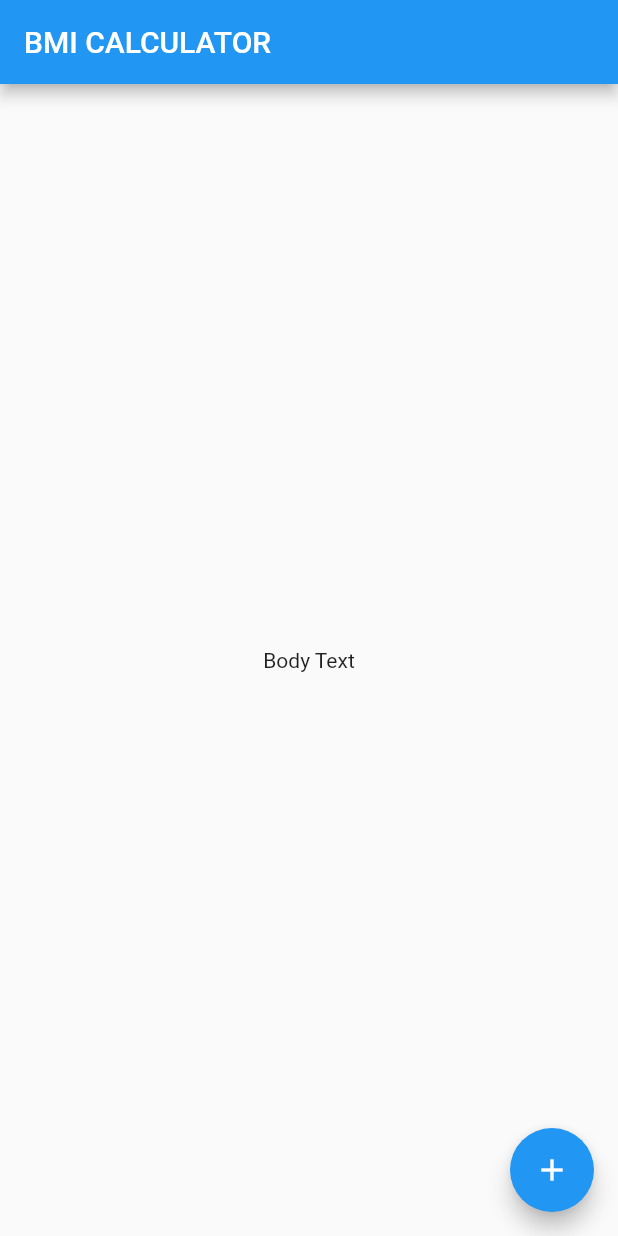
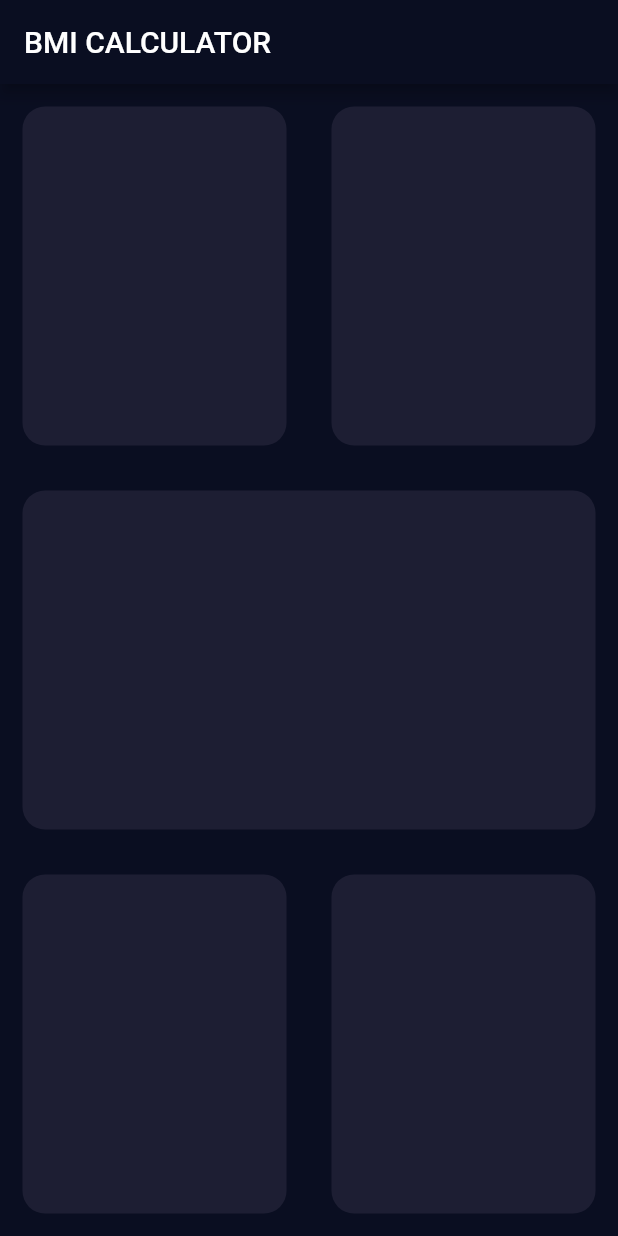
Before and after one commit to imrishuroy/BMI-Calculator-Flutter, a Flutter app: the screen it shows after launch, on a phone screen of 412 x 824 dp. Run offline on Flutter 3.47's test engine with Material 2 defaults, Android fonts, the phone set to English and light mode, and no system bars.

Commit message:
Added Initial  Layout Of The App

```diff
--- /dev/null
+++ b/lib/input_page.dart
@@ -0,0 +1,90 @@
+import 'package:flutter/material.dart';
+
+class InputPage extends StatefulWidget {
+  @override
+  _InputPageState createState() => _InputPageState();
+}
+
+class _InputPageState extends State<InputPage> {
+  /*
+  Container buildContainer() {
+    return Container(
+      margin: EdgeInsets.all(15),
+      decoration: BoxDecoration(
+        color: Color(0xFF1D1E33),
+        borderRadius: BorderRadius.circular(15),
+      ),
+    );
+  }
+    */
+
+  @override
+  Widget build(BuildContext context) {
+    return Scaffold(
+      // backgroundColor: Color(0xFF0A0E21),
+      appBar: AppBar(
+        elevation: 4,
+        title: Text('BMI CALCULATOR'),
+      ),
+      body: Column(
+        children: [
+          Expanded(
+            child: Row(
+              children: [
+                Expanded(
+                  child: ReuseableCard(
+                    colour: Color(0xFF1D1E33),
+                  ),
+                ),
+                Expanded(
+                  child: ReuseableCard(
+                    colour: Color(0xFF1D1E33),
+                  ),
+                ),
+              ],
+            ),
+          ),
+          Expanded(
+            child: ReuseableCard(
+              colour: Color(0xFF1D1E33),
+            ),
+          ),
+          Expanded(
+            child: Row(
+              children: [
+                Expanded(
+                  child: ReuseableCard(
+                    colour: Color(0xFF1D1E33),
+                  ),
+                ),
+                Expanded(
+                  child: ReuseableCard(
+                    colour: Color(0xFF1D1E33),
+                  ),
+                )
+              ],
+            ),
+          ),
+        ],
+      ),
+    );
+  }
+}
+
+class ReuseableCard extends StatelessWidget {
+  ReuseableCard({
+    @required this.colour,
+  });
+
+  final Color colour;
+  @override
+  Widget build(BuildContext context) {
+    return Container(
+      margin: EdgeInsets.all(15),
+      decoration: BoxDecoration(
+        color: colour,
+        borderRadius: BorderRadius.circular(15),
+      ),
+    );
+  }
+}
--- a/lib/main.dart
+++ b/lib/main.dart
@@ -1,4 +1,5 @@
 import 'package:flutter/material.dart';
+import './input_page.dart';
 
 void main() => runApp(BMICalculator());
 
@@ -6,29 +7,12 @@ class BMICalculator extends StatelessWidget {
   @override
   Widget build(BuildContext context) {
     return MaterialApp(
+      debugShowCheckedModeBanner: false,
+      theme: ThemeData.dark().copyWith(
+        primaryColor: Color(0xFF0A0E21),
+        scaffoldBackgroundColor: Color(0xFF0A0E21),
+      ),
       home: InputPage(),
     );
   }
 }
-
-class InputPage extends StatefulWidget {
-  @override
-  _InputPageState createState() => _InputPageState();
-}
-
-class _InputPageState extends State<InputPage> {
-  @override
-  Widget build(BuildContext context) {
-    return Scaffold(
-      appBar: AppBar(
-        title: Text('BMI CALCULATOR'),
-      ),
-      body: Center(
-        child: Text('Body Text'),
-      ),
-      floatingActionButton: FloatingActionButton(
-        child: Icon(Icons.add),
-      ),
-    );
-  }
-}
```
Also changed, not shown: 5 other files.
